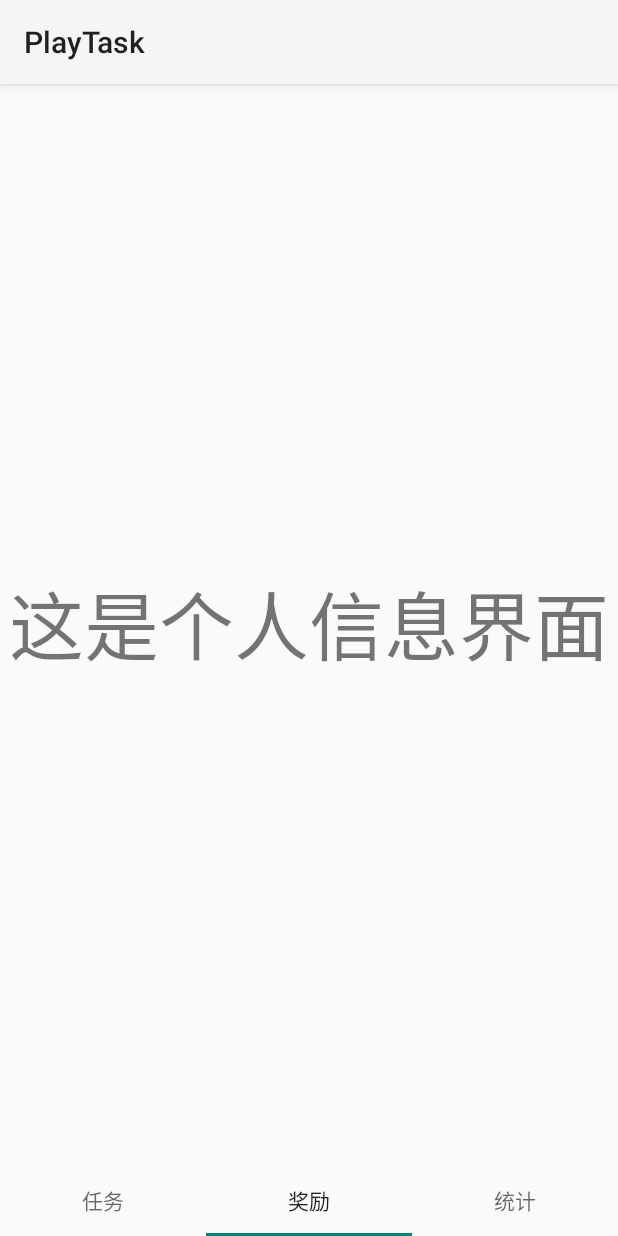
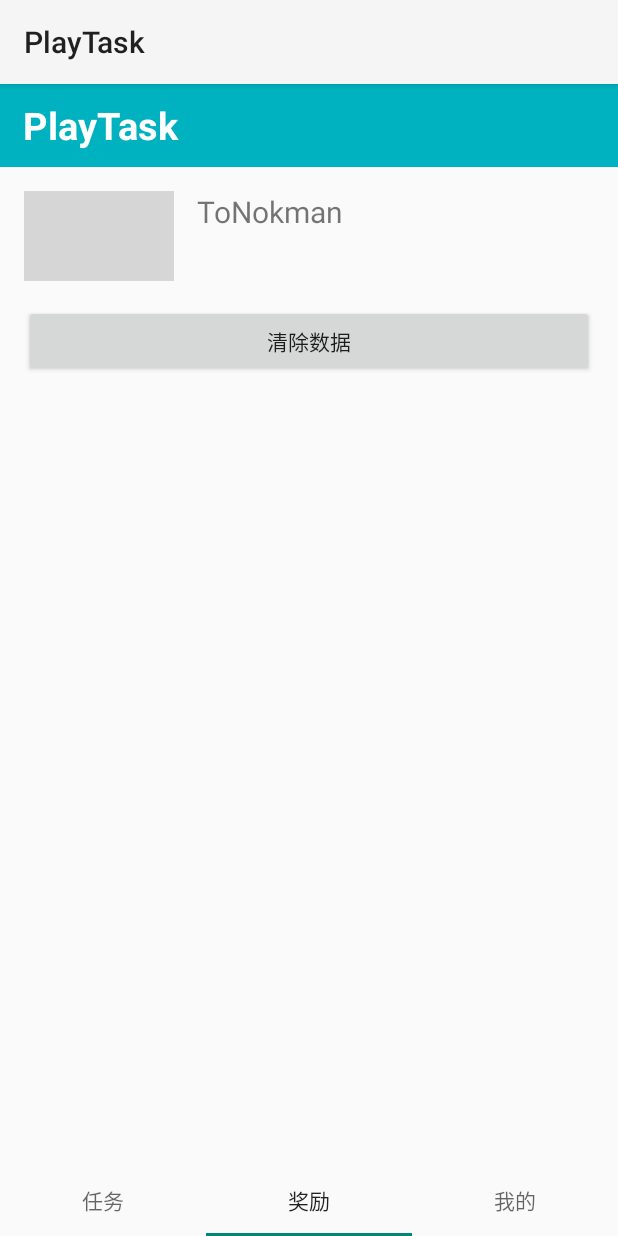
Before and after one commit to ToNokman2/MyFirstApplication, an Android app: the screen it shows after launch (MainActivity), item 2 of the bottom bar chosen, on a phone screen of 412 x 824 dp. Run offline under Robolectric (Android 15) with nearby library versions, the phone set to English and light mode, and no system bars; grey boxes are pictures that could not be loaded.

Commit message:
第四次修改，基本实现了我的的基本功能

```diff
--- a/app/src/main/java/com/jnu/myfirstapplication3/Adapter/TaskRecyclerviewAdapter.java
+++ b/app/src/main/java/com/jnu/myfirstapplication3/Adapter/TaskRecyclerviewAdapter.java
@@ -89,8 +89,8 @@ public class TaskRecyclerviewAdapter extends RecyclerView.Adapter<TaskRecyclervi
 
         @Override
         public void onCreateContextMenu(ContextMenu menu, View v, ContextMenu.ContextMenuInfo menuInfo) {
-            menu.add(0,0,this.getAdapterPosition(),"修改");
-            menu.add(0,1,this.getAdapterPosition(),"删除");
+            menu.add(menuId,0,this.getAdapterPosition(),"修改");
+            menu.add(menuId,1,this.getAdapterPosition(),"删除");
         }
     }
 }
--- a/app/src/main/java/com/jnu/myfirstapplication3/MainActivity.java
+++ b/app/src/main/java/com/jnu/myfirstapplication3/MainActivity.java
@@ -17,7 +17,7 @@ import com.jnu.myfirstapplication3.TaskFragment;
 import com.jnu.myfirstapplication3.WodeFragment;
 
 public class MainActivity extends AppCompatActivity {
-    private final String[] tabHeaderStrings = {"任务", "奖励", "统计","我"};
+    private final String[] tabHeaderStrings = {"任务", "奖励","我的"};
 
     @Override
     protected void onCreate(Bundle savedInstanceState) {
--- a/app/src/main/java/com/jnu/myfirstapplication3/TaskFragment.java
+++ b/app/src/main/java/com/jnu/myfirstapplication3/TaskFragment.java
@@ -37,6 +37,7 @@ public class TaskFragment extends Fragment{
     private ArrayList<TaskItem> taskList;
     private TaskJoint taskjoint;
     private TextView sumPointView;
+
     private BroadcastReceiver receiver = new BroadcastReceiver() {
         @Override
         public void onReceive(Context context, Intent intent) {
--- a/app/src/main/java/com/jnu/myfirstapplication3/TypeTaskFragment.java
+++ b/app/src/main/java/com/jnu/myfirstapplication3/TypeTaskFragment.java
@@ -17,6 +17,7 @@ import android.view.View;
 import android.view.ViewGroup;
 
 import com.jnu.myfirstapplication3.Adapter.TaskRecyclerviewAdapter;
+import com.jnu.myfirstapplication3.data.DataBank;
 import com.jnu.myfirstapplication3.data.TaskItem;
 import com.jnu.myfirstapplication3.interFace.TaskJoint;
 import com.jnu.myfirstapplication3.data.TaskDataBank;
@@ -125,8 +126,9 @@ public class TypeTaskFragment extends Fragment {
                     public void onClick(DialogInterface dialog, int which) {
                         int position = item.getOrder();
 
-                        taskListAll.remove(position);
+                        taskListWithType.remove(position);
                         taskRecyclerviewAdapter.notifyItemRemoved(position);
+
                     }
                 });
                 builder.setNegativeButton("否定", new DialogInterface.OnClickListener() {
--- a/app/src/main/res/layout/fragment_task.xml
+++ b/app/src/main/res/layout/fragment_task.xml
@@ -10,7 +10,7 @@
 
     <LinearLayout
         android:layout_width="match_parent"
-        android:layout_height="?attr/actionBarSize"
+        android:layout_height="55dp"
         android:background="@color/blue"
         android:orientation="horizontal">
 
@@ -77,7 +77,8 @@
                 android:layout_height="match_parent"
                 android:textColor="@color/black"
                 android:textSize="25sp"
-                android:text="     0" />
+                android:text="     0"
+                android:textStyle="bold"/>
 
 
 
--- a/app/src/main/res/layout/fragment_wode.xml
+++ b/app/src/main/res/layout/fragment_wode.xml
@@ -1,18 +1,69 @@
 <?xml version="1.0" encoding="utf-8"?>
 <LinearLayout xmlns:android="http://schemas.android.com/apk/res/android"
-    xmlns:tools="http://schemas.android.com/tools"
-    android:id="@+id/id_contet4"
+    android:shape="rectangle"
     android:layout_width="match_parent"
     android:layout_height="match_parent"
-    tools:context=".WodeFragment">
+    android:orientation="vertical">
 
-    <!-- TODO: Update blank fragment layout -->
-    <TextView
-        android:id="@+id/contet4"
+    <LinearLayout
+        android:layout_width="match_parent"
+        android:layout_height="55dp"
+        android:background="@color/blue"
+        android:orientation="horizontal">
+
+
+        <TextView
+            android:id="@+id/titleText"
+            android:layout_width="0dp"
+            android:layout_height="match_parent"
+            android:layout_marginStart="15dp"
+            android:layout_marginLeft="15dp"
+            android:layout_weight="1"
+            android:gravity="center_vertical"
+            android:text="@string/app_name"
+            android:textColor="@android:color/white"
+            android:textSize="25sp"
+            android:textStyle="bold"/>
+
+
+    </LinearLayout>
+
+    <LinearLayout
         android:layout_width="match_parent"
         android:layout_height="match_parent"
-        android:gravity="center"
-        android:text="这是个人信息界面"
-        android:textSize="50sp" />
+        android:orientation="vertical"
+        android:padding="16dp">
 
+
+        <LinearLayout
+            android:layout_width="match_parent"
+            android:layout_height="60dp"
+            android:orientation="horizontal">
+
+            <ImageView
+                android:id="@+id/imageView"
+                android:layout_width="100dp"
+                android:layout_height="match_parent"
+                android:src="@drawable/touxiang"
+                android:padding="4dp" />
+
+            <TextView
+                android:id="@+id/textView"
+                android:layout_width="wrap_content"
+                android:layout_height="wrap_content"
+                android:layout_marginLeft="15dp"
+                android:text="@string/name"
+                android:textSize="20sp"
+                />
+        </LinearLayout>
+
+        <Button
+            android:id="@+id/ClearData"
+            android:layout_width="match_parent"
+            android:layout_height="wrap_content"
+            android:text="清除数据"
+            android:layout_marginTop="16dp" />
+
+
+    </LinearLayout>
 </LinearLayout>
--- a/app/src/main/res/values/strings.xml
+++ b/app/src/main/res/values/strings.xml
@@ -14,13 +14,12 @@
     <string name="task_point">任务点数</string>
     <string name="task_edit_ok">完成</string>
     <string name="task_item_name">任务名</string>
-    <string name="task_num_sub" />
     <string name="task_num_add" />
     <string name="task_num_finish1" />
     <string name="task_num1" />
-    <string name="task_tag">标签</string>
     <string name="task_tag_now" />
     <string name="task_num_finish">任务时长</string>
     <string name="task_time">任务时长</string>
     <string name="task_num_point">任务点数</string>
+    <string name="name">ToNokman</string>
 </resources>
```
Also changed, not shown: app/src/main/java/com/jnu/myfirstapplication3/WodeFragment.java (+83 -3 lines), app/src/main/res/layout/fragment_task_details_activity.xml (+9 -9 lines).
